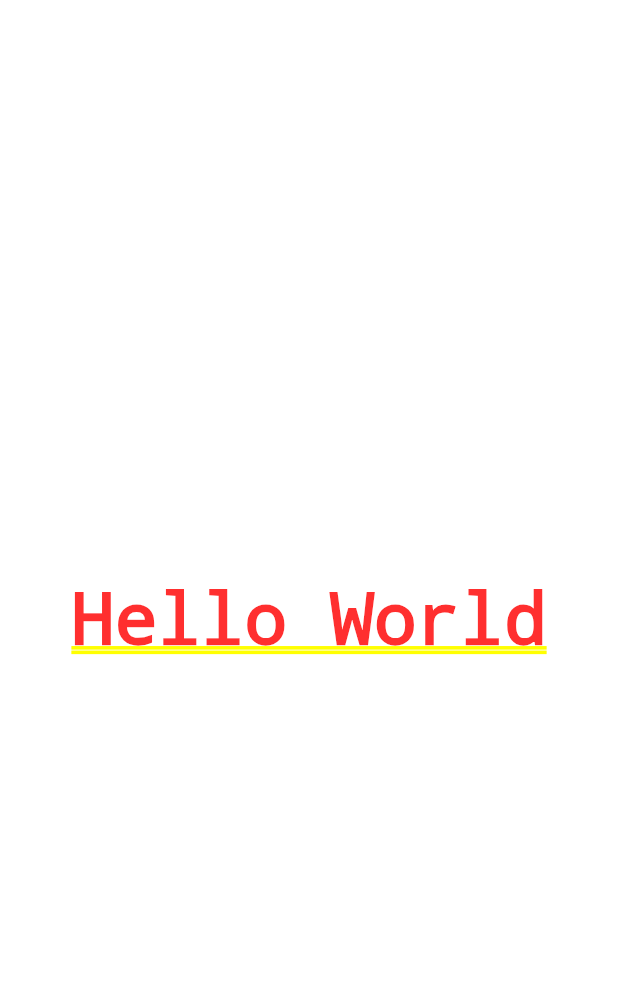
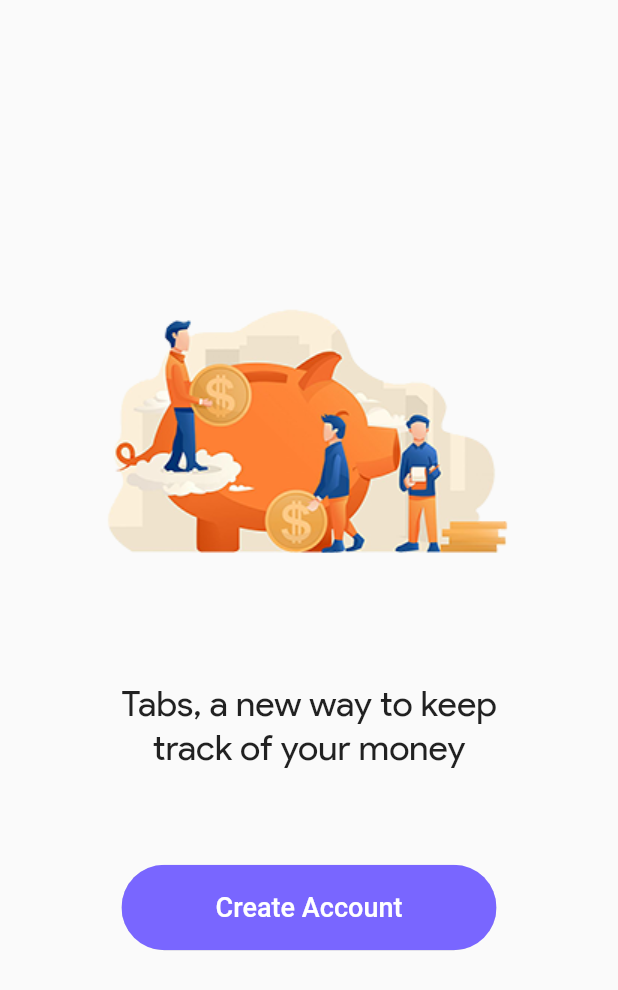
Before and after one commit to dewanshrawat15/Tabs, a Flutter app: the screen it shows after launch, on a phone screen of 412 x 824 dp. Shown: the top 990 px of the screen. Run offline on Flutter 3.47's test engine with Material 2 defaults, Android fonts, the phone set to English and light mode, and no system bars; our stand-ins replace sqflite; accounts and stored records are empty; Roboto replaces fonts that are missing (Google Sans).

Commit message:
Splash screen completed

```diff
--- /dev/null
+++ b/lib/components/profile.dart
@@ -0,0 +1,16 @@
+class Account{
+  String name, username, email, photoURL;
+
+  // Constructor
+  Account({this.name, this.username, this.email, this.photoURL});
+
+  Map<String, dynamic> toMap(){
+    return {
+      'name': name,
+      'username': username,
+      'email': email,
+      'photoURL': photoURL
+    };
+  }
+
+}
--- a/lib/screens/home.dart
+++ b/lib/screens/home.dart
@@ -1,10 +1,11 @@
 import 'package:flutter/material.dart';
 import 'package:flutter/services.dart';
+import 'package:path/path.dart';
+import 'package:sqflite/sqflite.dart';
+
 import '../components/colors.dart';
 import 'splash.dart';
-import 'package:shared_preferences/shared_preferences.dart';
-
-bool registered = false;
+import '../components/profile.dart';
 
 class HomeScreen extends StatefulWidget{
   @override
@@ -12,11 +13,70 @@ class HomeScreen extends StatefulWidget{
 }
 
 class HomeScreenState extends State<HomeScreen>{
+
+  connectDatabase() async{
+    Future<Database> database = openDatabase(
+      join(await getDatabasesPath(), 'accounts.db'),
+      onCreate: (db, version){
+        return db.execute(
+          "CREATE TABLE accountDetails(name TEXT, username TEXT, email TEXT, photoURL TEXT)",
+        );
+      },
+      version: 1
+    );
+    return database;
+  }
+
+  Future<List<Account>> getProfile() async{
+    final Database db = await connectDatabase();
+    final List<Map<String, dynamic>> maps = await db.query('accountDetails');
+    return List.generate(maps.length, (i){
+      return Account(
+        name: maps[i]['name'],
+        username: maps[i]['username'],
+        email: maps[i]['email'],
+        photoURL: maps[i]['avatarPhotoURL']
+      );
+    });
+  }
+
   @override
   Widget build(BuildContext context){
     SystemChrome.setSystemUIOverlayStyle(SystemUiOverlayStyle(
       statusBarColor: ThemeColor
     ));
-    return SplashScreen();
+    return Scaffold(
+      body: FutureBuilder(
+        future: getProfile(),
+        builder: (BuildContext context, AsyncSnapshot snapshot){
+          if(snapshot.hasData){
+            if(snapshot.data.length == 0){
+              // return Center(
+              //   child: Text(
+              //     "Bring the create account screen here",
+              //     style: TextStyle(fontSize: 24, fontFamily: "Product Sans"),
+              //   ),
+              // );
+              return Center(
+                child: SplashScreen(),
+              );
+            }
+            else{
+              return Center(
+                child: Text(
+                  "Show the home screen over here",
+                  style: TextStyle(fontSize: 24, fontFamily: "Product Sans"),
+                ),
+              );
+            }
+          }
+          else{
+            return Center(
+              child: SplashScreen(),
+            );
+          }
+        },
+      ),
+    );
   }
 }
--- a/lib/screens/splash.dart
+++ b/lib/screens/splash.dart
@@ -1,10 +1,54 @@
 import 'package:flutter/material.dart';
+import '../components/colors.dart';
 
 class SplashScreen extends StatelessWidget{
   @override
   Widget build(BuildContext context){
-    return Center(
-      child: Text("Hello World"),
+    return SingleChildScrollView(
+      child: Column(
+        crossAxisAlignment: CrossAxisAlignment.center,
+        mainAxisAlignment: MainAxisAlignment.center,
+        children: <Widget>[
+          Image.asset("assets/images/vector.png"),
+          Padding(
+            padding: EdgeInsets.symmetric(vertical: 64, horizontal: 72),
+            child: Text(
+              "Tabs, a new way to keep track of your money",
+              style: TextStyle(
+                fontSize: 24,
+                fontFamily: "Product Sans"
+              ),
+              textAlign: TextAlign.center,
+            ),
+          ),
+          SizedBox(
+            width: 250,
+            child: ClipRRect(
+              borderRadius: BorderRadius.circular(32),
+              child: RaisedButton(
+                onPressed: (){},
+                color: ThemeColor,
+                padding: EdgeInsets.symmetric(vertical: 18.0, horizontal: 60.0),
+                child: Center(
+                  child: Row(
+                    mainAxisAlignment: MainAxisAlignment.center,
+                    children: <Widget>[
+                      Text(
+                        "Create Account",
+                        style: TextStyle(
+                          fontFamily: "Google Sans",
+                          fontSize: 18,
+                          color: Colors.white
+                        ),
+                      )
+                    ],
+                  ),
+                ),
+              ),
+            )
+          )
+        ],
+      ),
     );
   }
 }
--- a/pubspec.yaml
+++ b/pubspec.yaml
@@ -9,7 +9,6 @@ dependencies:
   flutter:
     sdk: flutter
   cupertino_icons: ^0.1.2
-  shared_preferences: any
   path: any
   sqflite: any
 
```
Also changed, not shown: assets/images/vector.png (added), pubspec.lock.
